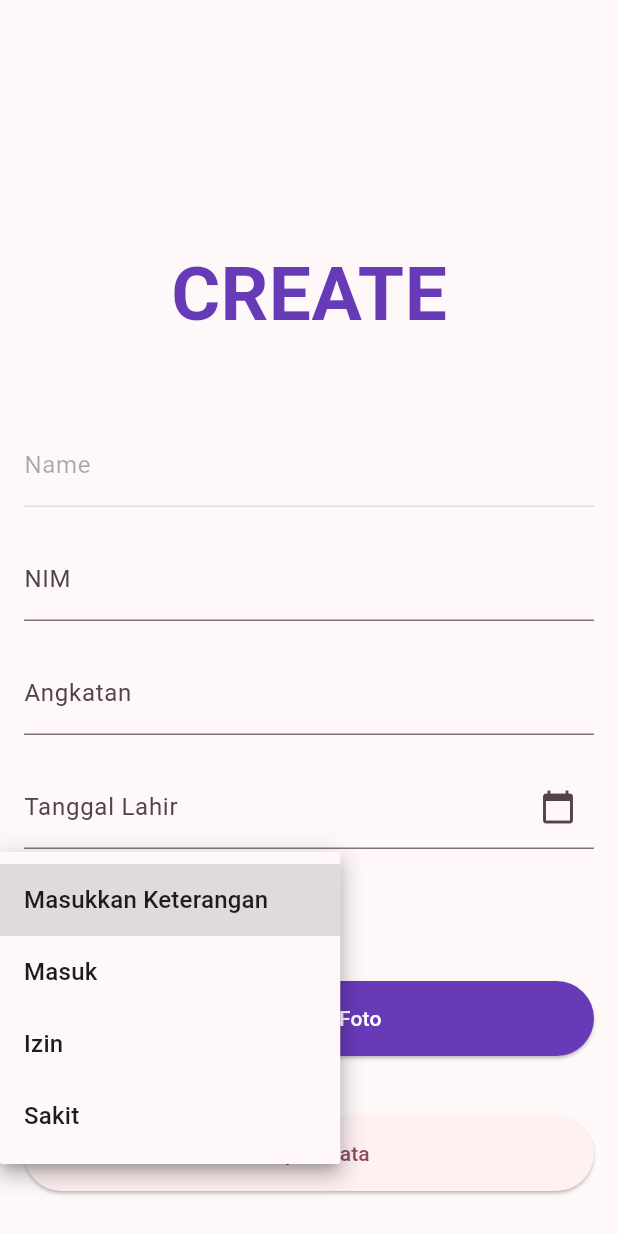
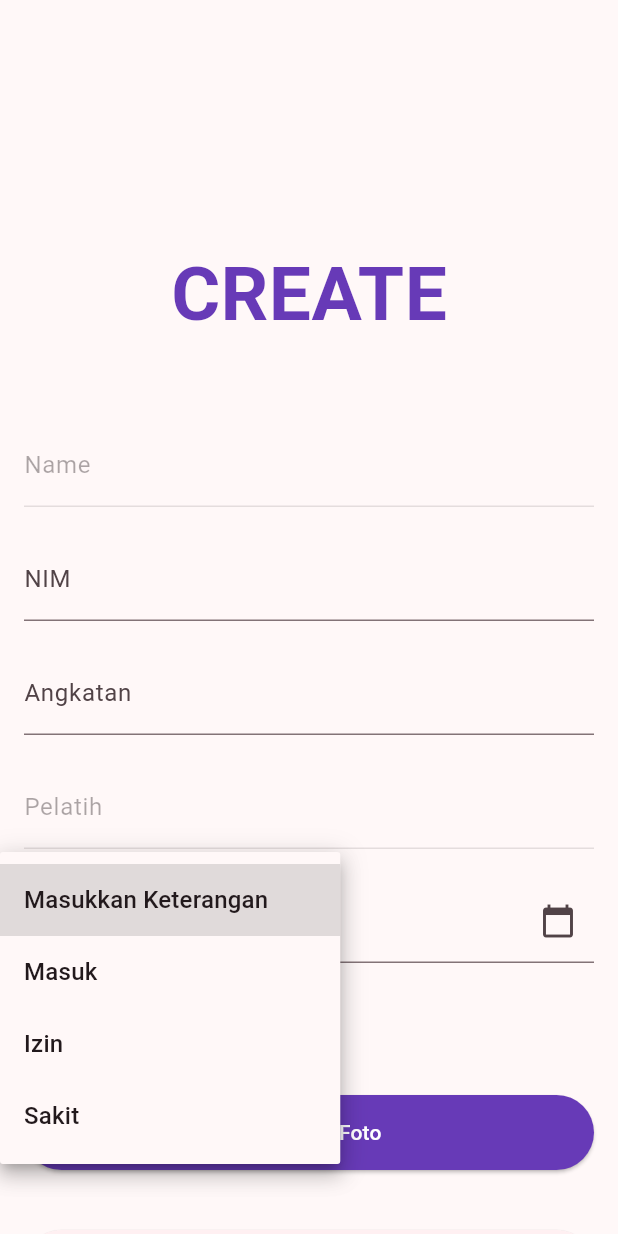
Before and after one commit to bellasoniadwi/Base_Flutter, a Flutter app: the AddStudent screen opened directly, after a tap on "Masukkan Keterangan", on a phone screen of 412 x 824 dp. Run offline on Flutter 3.47's test engine with Material 2 defaults, Android fonts, the phone set to English and light mode, and no system bars; our stand-ins replace cloud_firestore, firebase_auth, firebase_core, firebase_storage, flutter_speed_dial, geocoding and 3 more; missing offline and left inert: flutter_barcode_scanner; accounts and stored records are empty.

Commit message:
mengisi otomatis field pelatih

```diff
--- a/lib/auth/signin_screen.dart
+++ b/lib/auth/signin_screen.dart
@@ -1,3 +1,4 @@
+import 'package:cloud_firestore/cloud_firestore.dart';
 import 'package:project_sinarindo/screens/homeScreen.dart';
 import 'package:shared_preferences/shared_preferences.dart';
 import 'package:project_sinarindo/models/user_data.dart';
@@ -70,8 +71,16 @@ class _SignInScreenState extends State<SignInScreen> {
                     email: _emailTextController.text,
                     password: _passwordTextController.text)
                     .then((value) async {
-                      Provider.of<UserData>(context, listen: false).updateUserData(
-                        value.user?.displayName ?? "Guest", value.user?.email ?? "guest@example.com");
+                      var userDoc = await FirebaseFirestore.instance.collection('users').doc(value.user?.uid).get();
+                        if (userDoc.exists) {
+                          String pelatih = userDoc.data()?['didaftarkan_oleh'] ?? '';
+
+                          Provider.of<UserData>(context, listen: false).updateUserData(
+                            value.user?.displayName ?? "Guest",
+                            value.user?.email ?? "guest@example.com",
+                            pelatih
+                          );
+                        }
 
                         // Set status login sebagai true saat pengguna berhasil login
                         final SharedPreferences prefs = await SharedPreferences.getInstance();
--- a/lib/material/customappbar.dart
+++ b/lib/material/customappbar.dart
@@ -29,7 +29,8 @@ class _CustomAppBarState extends State<CustomAppBar> {
         if (userDoc.exists) {
           String name = userDoc.data()?['name'] ?? 'Guest';
           String email = userDoc.data()?['email'] ?? 'guest@example.com';
-          Provider.of<UserData>(context, listen: false).updateUserData(name, email);
+          String pelatih = userDoc.data()?['didaftarkan_oleh'] ?? 'guest@example.com';
+          Provider.of<UserData>(context, listen: false).updateUserData(name, email, pelatih);
         }
       }
     } catch (error) {
--- a/lib/models/user_data.dart
+++ b/lib/models/user_data.dart
@@ -4,6 +4,7 @@ import 'package:cloud_firestore/cloud_firestore.dart';
 class UserData extends ChangeNotifier {
   String? name;
   String? email;
+  String? pelatih;
 
   // Metode untuk memuat data pengguna dari Firestore berdasarkan UID
   Future<void> fetchUserData(String uid) async {
@@ -12,6 +13,7 @@ class UserData extends ChangeNotifier {
       if (userDoc.exists) {
         name = userDoc.data()?['name'];
         email = userDoc.data()?['email'];
+        pelatih = userDoc.data()?['didaftarkan_oleh'];
         notifyListeners();
       }
     } catch (error) {
@@ -20,9 +22,10 @@ class UserData extends ChangeNotifier {
   }
 
   // Metode untuk memperbarui data pengguna
-  void updateUserData(String newName, String newEmail) {
+  void updateUserData(String newName, String newEmail, String newPelatih) {
     name = newName;
     email = newEmail;
+    pelatih = newPelatih;
     notifyListeners();
   }
 }
--- a/lib/screens/addStudent.dart
+++ b/lib/screens/addStudent.dart
@@ -25,6 +25,7 @@ class _AddStudent extends State<AddStudent> {
   final TextEditingController _nimController = TextEditingController();
   final TextEditingController _angkatanController = TextEditingController();
   final TextEditingController _tanggalController = TextEditingController();
+  final TextEditingController _pelatihController = TextEditingController();
   DateTime selectedDate = DateTime.now();
   String imageUrl = '';
   String _imagePath = '';
@@ -95,15 +96,14 @@ class _AddStudent extends State<AddStudent> {
     try {
       final user = FirebaseAuth.instance.currentUser;
       if (user != null) {
-        // Ambil data pengguna dari Firestore berdasarkan UID
         var userDoc =  await FirebaseFirestore.instance.collection('users').doc(user.uid).get();
         if (userDoc.exists) {
-          String name = userDoc.data()?['name'] ?? 'Guest';
-          String email = userDoc.data()?['email'] ?? 'guest@example.com';
-
-          // Set the values in the text controllers
+          String name = userDoc.data()?['name'] ?? '';
+          String email = userDoc.data()?['email'] ?? '';
+          String pelatih = userDoc.data()?['didaftarkan_oleh'] ?? '';
           _nameController.text = name;
-          Provider.of<UserData>(context, listen: false).updateUserData(name, email);
+          _pelatihController.text = pelatih;
+          Provider.of<UserData>(context, listen: false).updateUserData(name, email, pelatih);
         }
       }
     } catch (error) {
@@ -168,6 +168,14 @@ class _AddStudent extends State<AddStudent> {
                       .digitsOnly // Hanya menerima input angka
                 ],
                 keyboardType: TextInputType.number, // Keyboard tipe angka
+              ),
+              const SizedBox(
+                height: 20.0,
+              ),
+              TextField(
+                controller: _pelatihController,
+                decoration: InputDecoration(labelText: 'Pelatih'),
+                enabled: false,
               ),
               const SizedBox(
                 height: 20.0,
@@ -252,6 +260,7 @@ class _AddStudent extends State<AddStudent> {
                   final Timestamp tanggalTimestamp =
                       Timestamp.fromDate(selectedDate);
                   final String keterangan = dropdownvalue;
+                  final String pelatih = _pelatihController.text;
 
                   // Get current latitude and longitude
                   _currentLocation = await _getCurrentLocation();
@@ -276,11 +285,13 @@ class _AddStudent extends State<AddStudent> {
                       "latitude": latitude,
                       "longitude": longitude,
                       "keterangan": keterangan,
+                      "pelatih": pelatih,
                     });
                     _nameController.text = '';
                     _nimController.text = '';
                     _angkatanController.text = '';
                     _tanggalController.text = '';
+                    _pelatihController.text = '';
                     dropdownvalue = '';
                     imageUrl = '';
                   }
```
